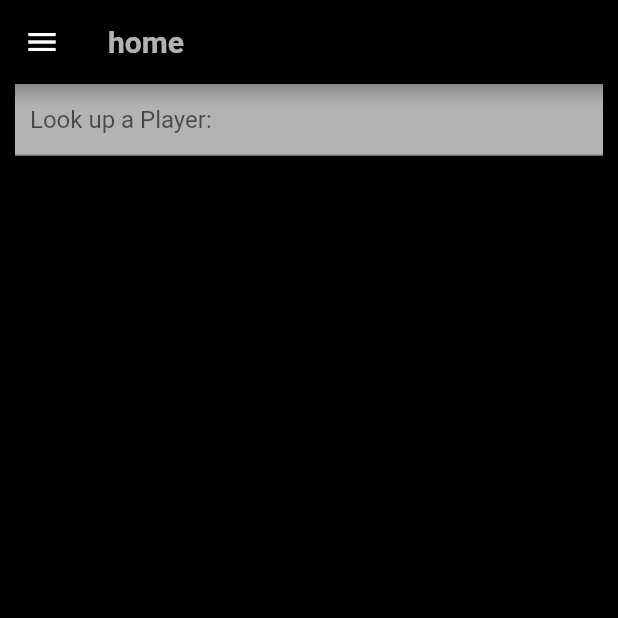
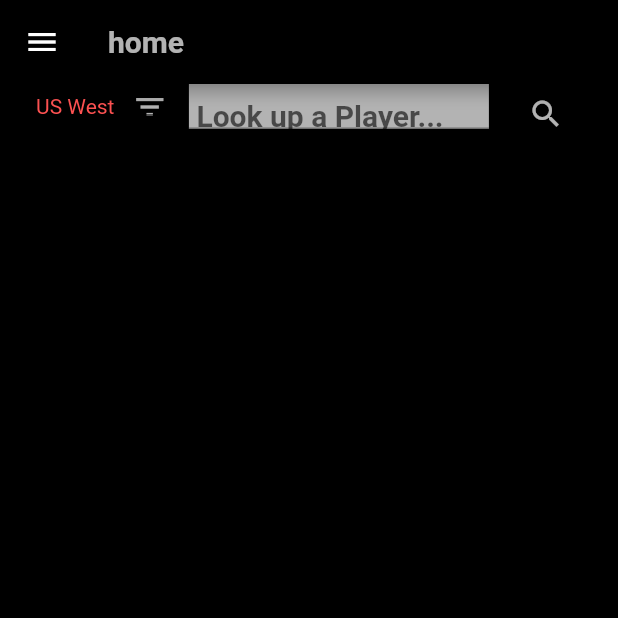
Before and after one commit to DotaStatistics/Dota-2-All-In-One, a Flutter app: the screen it shows after launch, on a phone screen of 412 x 824 dp, the top half of it. Run offline on Flutter 3.47's test engine with Material 2 defaults, Android fonts, the phone set to English and light mode, and no system bars; our stand-ins replace flare_flutter, pie_chart, sqflite; missing offline and left inert: dart:ffi; accounts and stored records are empty.

Commit message:
PlayerSearch can now be filtered by region

```diff
--- a/lib/home.dart
+++ b/lib/home.dart
@@ -22,6 +22,8 @@ class Home extends StatelessWidget {
   }
 }
 
+
+//TODO initialize at least itemLIST!!!(still in use)
 void initiateLists() async {
   Future.wait([
   fetchItemList().then((result){
--- a/lib/models/dotaMatch.dart
+++ b/lib/models/dotaMatch.dart
@@ -254,12 +254,7 @@ class Player {
   };
 
   factory Player.fromMatchDetails(prefix0.Player player) => Player(
-    item0Id: player.item0Id,
-    item1Id: player.item1Id,
-    item2Id: player.item2Id,
-    item3Id: player.item3Id,
-    item4Id: player.item4Id,
-    item5Id: player.item5Id
+    itemList: player.itemList
   );
 
 }
--- a/lib/models/matchDetails.dart
+++ b/lib/models/matchDetails.dart
@@ -132,6 +132,7 @@ class Player {
   int item3Id;
   int item4Id;
   int item5Id;
+  List<int> itemList;
   int backpack0Id;
   int backpack1Id;
   int behavior;
@@ -173,6 +174,7 @@ class Player {
     this.item3Id,
     this.item4Id,
     this.item5Id,
+    this.itemList,
     this.backpack0Id,
     this.backpack1Id,
     this.behavior,
@@ -215,6 +217,7 @@ class Player {
     item3Id: json["item3Id"] == null ? null : json["item3Id"],
     item4Id: json["item4Id"] == null ? null : json["item4Id"],
     item5Id: json["item5Id"] == null ? null : json["item5Id"],
+    itemList: [json["item0Id"],json["item1Id"],json["item2Id"], json["item3Id"],json["item4Id"], json["item5Id"]],
     backpack0Id: json["backpack0Id"] == null ? null : json["backpack0Id"],
     backpack1Id: json["backpack1Id"] == null ? null : json["backpack1Id"],
     behavior: json["behavior"] == null ? null : json["behavior"],
@@ -257,6 +260,7 @@ class Player {
     "item3Id": item3Id == null ? null : item3Id,
     "item4Id": item4Id == null ? null : item4Id,
     "item5Id": item5Id == null ? null : item5Id,
+    "itemList" : [item0Id, item1Id, item2Id, item3Id, item4Id, item5Id],
     "backpack0Id": backpack0Id == null ? null : backpack0Id,
     "backpack1Id": backpack1Id == null ? null : backpack1Id,
     "behavior": behavior == null ? null : behavior,
--- a/lib/screens/playerProfile/playerProfile.dart
+++ b/lib/screens/playerProfile/playerProfile.dart
@@ -5,7 +5,6 @@ import 'components/recentMatchesList.dart';
 import 'package:dota_stats/apiCalls.dart';
 import 'package:dota_stats/database.dart';
 import 'package:flare_flutter/flare_actor.dart';
-import 'package:dota_stats/models/playerInfo.dart';
 import 'components/review.dart';
 
 class PlayerProfile extends StatefulWidget {
--- /dev/null
+++ b/lib/screens/playerSearch/components/regionFilterDropdownButton.dart
@@ -0,0 +1,61 @@
+import 'package:flutter/material.dart';
+import 'package:dota_stats/styles/fontStyles.dart';
+
+class RegionFilterDropdownButton extends StatefulWidget {
+  final void Function(int id) updateRegion;
+  RegionFilterDropdownButton(this.updateRegion);
+  @override
+  _RegionFilterState createState() => _RegionFilterState();
+
+}
+
+class _RegionFilterState extends State<RegionFilterDropdownButton> {
+
+  String dropdownValue = 'US West';
+  int regionIndex = 1;
+  var regions = <String>[
+    'US West',
+    'US East',
+    'EUW',
+    'SE Asia',
+    'Dubai',
+    'AUS',
+    'Russia',
+    'EU East',
+    'S-Americe',
+    'S-Africa',
+    'China',
+  ];
+  @override
+  Widget build(BuildContext context) {
+    return DropdownButton<String>(
+      value: dropdownValue,
+      icon: Icon(Icons.filter_list,
+      color: Colors.white70),
+      iconSize: 24,
+      elevation: 16,
+      style: TextStyle(
+          color: Colors.redAccent
+      ),
+      underline: Container(
+        height: 2,
+        color: Colors.black54,
+      ),
+      onChanged: (String newValue) {
+        widget.updateRegion(regions.indexOf(newValue)+1);
+        setState(() {
+          dropdownValue = newValue;
+        });
+      },
+      items:
+      regions.map((String value) {
+        return DropdownMenuItem<String>(
+          value: value,
+          child: Text(value)
+        );
+      }).toList(),
+    );
+  }
+
+
+}
--- a/lib/screens/playerSearch/playerSearch.dart
+++ b/lib/screens/playerSearch/playerSearch.dart
@@ -1,12 +1,15 @@
 import 'package:dota_stats/screens/playerSearch/components/savedPlayersList.dart';
+import 'package:flutter/cupertino.dart';
 import 'package:flutter/material.dart';
 import 'package:dota_stats/apiCalls.dart';
 import 'package:dota_stats/models/playerResults.dart';
 import 'package:dota_stats/screens/playerSearch/components/playerList.dart';
+import 'package:dota_stats/styles/fontStyles.dart';
+import 'components/regionFilterDropdownButton.dart';
 
 // TODO: implement as Singleton
-// TODO: suchfeld auf den seiten beschneiden (nicht volle breite)
 // TODO: SearchIcon einfügen im Textfield
+// TODO : Alternative Seite, wenn SavedPlayers leer ist
 
 class PlayerSearch extends StatefulWidget {
   PlayerSearch();
@@ -17,33 +20,70 @@ class PlayerSearch extends StatefulWidget {
 class _PlayerSearchState extends State<PlayerSearch> {
   Future<PlayerResults> playerResults;
   final TextEditingController controller = TextEditingController();
+  int regionId = 1;
+
+  _updateRegion(int id) {
+    setState(() {
+      regionId = id;
+    });
+  }
 
   @override
   Widget build(BuildContext context) {
     return Container(
         child: Center(
             child: Column(children: <Widget>[
+      Container(
+          height: 30.0,
+          margin: const EdgeInsets.only(right: 10, left: 10),
+          child: Row(
+            mainAxisAlignment: MainAxisAlignment.spaceEvenly,
+            children: <Widget>[
+              RegionFilterDropdownButton(_updateRegion),
               Container(
-                margin: const EdgeInsets.only(right: 10, left: 10),
+                width: 200.0,
                 color: Colors.white70,
                 child: TextField(
+                  style: FontStyles.searchField(),
                   textAlign: TextAlign.left,
                   controller: controller,
                   decoration: InputDecoration(
-                    hintText: 'Look up a Player:',
-                    contentPadding: const EdgeInsets.fromLTRB(10,0,0,0),
+                    contentPadding: EdgeInsets.all(5.0),
+                    hintText: 'Look up a Player...',
                   ),
                   onSubmitted: (String query) {
                     setState(() {
-                      playerResults = fetchPlayerResults(controller.text);
+                      playerResults =
+                          fetchPlayerResults(controller.text, regionId);
                     });
                   },
-                ),),
+                ),
+              ),
+              Container(
+                child:IconButton(
+                  icon: Icon(Icons.search),
+                  color: Colors.white70,
+                  onPressed: () {
+                    setState(() {
+                      playerResults =
+                          fetchPlayerResults(controller.text, regionId);
+                    });
+                  },
+              )
+              )
+            ],
+          )),
       FutureBuilder<PlayerResults>(
         future: playerResults,
         builder: (context, snapshot) {
           if (snapshot.connectionState == ConnectionState.waiting) {
-            return CircularProgressIndicator();
+            return Column(
+              children: <Widget>[
+                CircularProgressIndicator(),
+                Text("Searching in Region No." + regionId.toString(),
+                    style: FontStyles.whiteText())
+              ],
+            );
           }
           if (snapshot.connectionState == ConnectionState.done) {
             if (snapshot.data.players.length == 0) {
--- a/lib/styles/fontStyles.dart
+++ b/lib/styles/fontStyles.dart
@@ -61,4 +61,14 @@ class FontStyles {
     );
   }
 
+  static TextStyle searchField(){
+    return TextStyle(
+
+      color: Colors.black,
+      fontWeight: FontWeight.bold,
+      fontSize: 20.0,
+
+    );
+  }
+
 }
```
Also changed, not shown: lib/apiCalls.dart (+29 -37 lines), lib/screens/generalComponents/purchasedItemsList.dart (+8 -2 lines), lib/screens/match/components/playerOverview.dart (+15 -19 lines).
